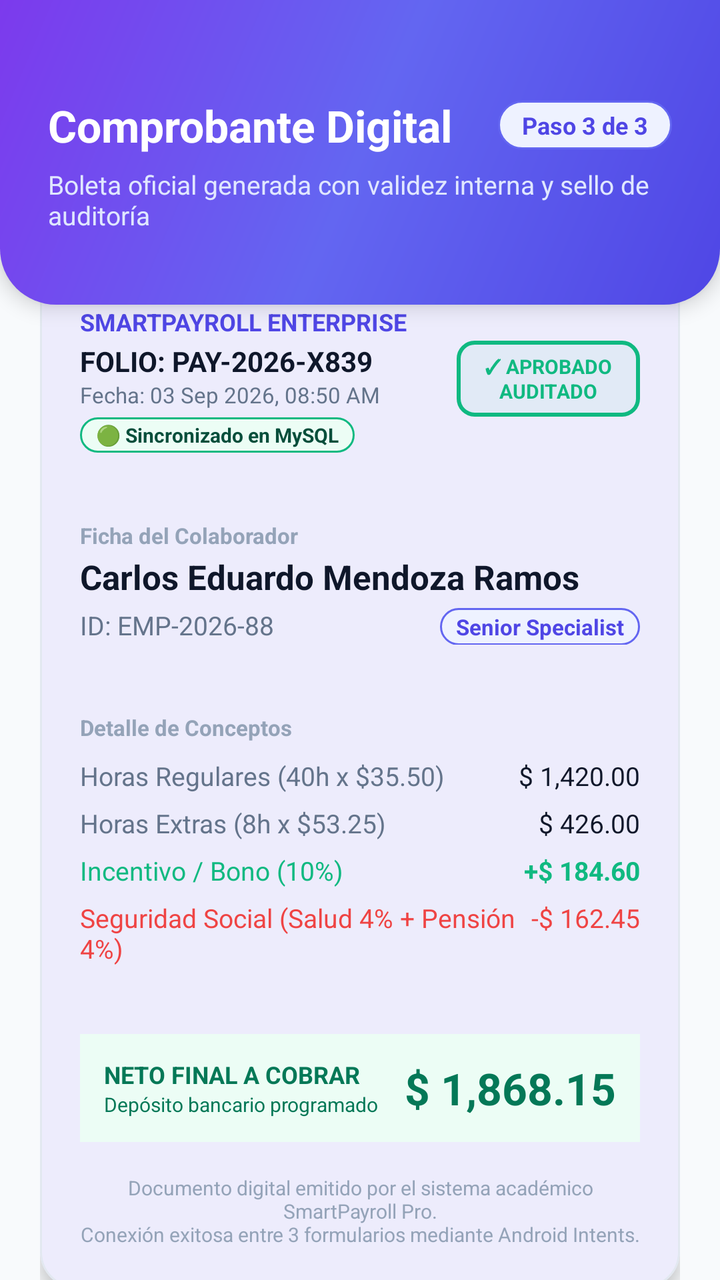
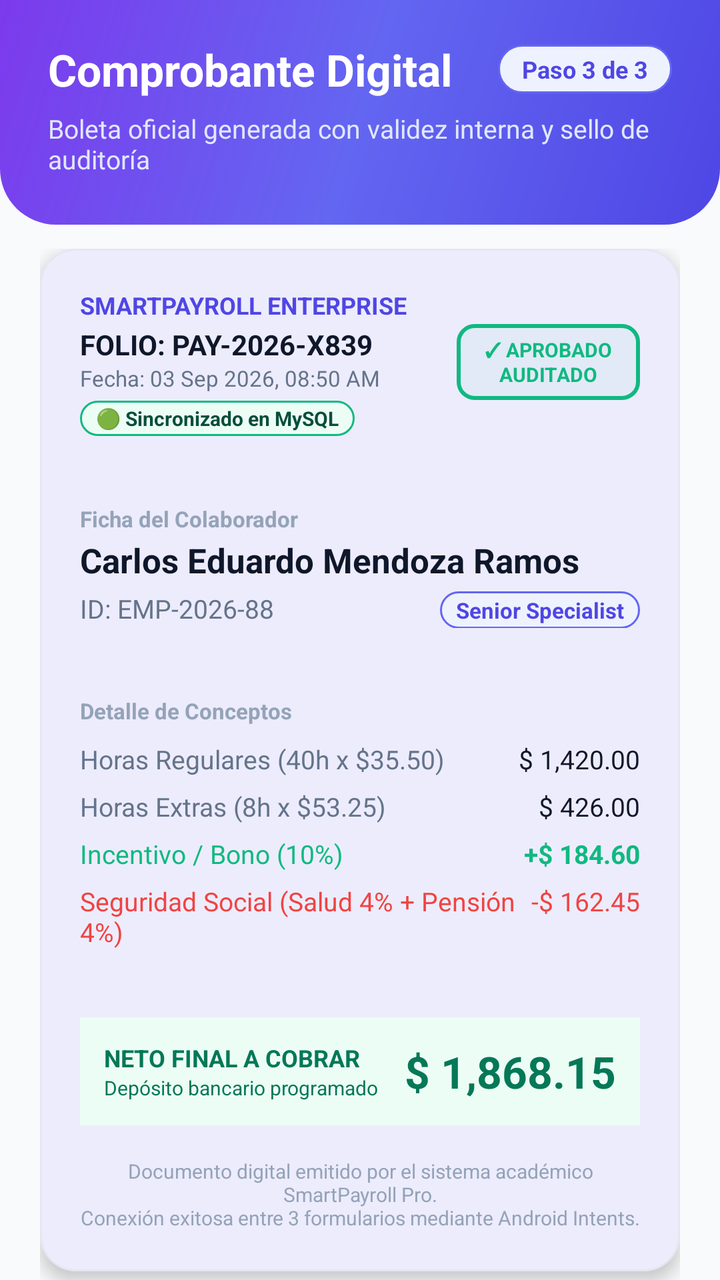

Two renders of the same Android screen: before a commit and after it. Below are the layout's source before the change and the commit's diff.
<!-- AndroidManifest.xml: application theme Theme.Act1Sem3AppsMov -->
<!-- res/layout/activity_voucher.xml -->
<?xml version="1.0" encoding="utf-8"?>
<androidx.coordinatorlayout.widget.CoordinatorLayout xmlns:android="http://schemas.android.com/apk/res/android"
    xmlns:app="http://schemas.android.com/apk/res-auto"
    xmlns:tools="http://schemas.android.com/tools"
    android:layout_width="match_parent"
    android:layout_height="match_parent"
    android:background="@color/background_light"
    tools:context=".VoucherActivity">

    <androidx.core.widget.NestedScrollView
        android:layout_width="match_parent"
        android:layout_height="match_parent"
        android:fillViewport="true">

        <LinearLayout
            android:layout_width="match_parent"
            android:layout_height="wrap_content"
            android:orientation="vertical">

            
            <LinearLayout
                android:layout_width="match_parent"
                android:layout_height="wrap_content"
                android:background="@drawable/bg_gradient_header"
                android:elevation="6dp"
                android:orientation="vertical"
                android:paddingHorizontal="24dp"
                android:paddingTop="48dp"
                android:paddingBottom="36dp">

                <LinearLayout
                    android:layout_width="match_parent"
                    android:layout_height="wrap_content"
                    android:gravity="center_vertical"
                    android:orientation="horizontal">

                    <TextView
                        android:layout_width="0dp"
                        android:layout_height="wrap_content"
                        android:layout_weight="1"
                        android:text="Comprobante Digital"
                        android:textColor="@color/white"
                        android:textSize="22sp"
                        android:textStyle="bold" />

                    <TextView
                        android:layout_width="wrap_content"
                        android:layout_height="wrap_content"
                        android:background="@drawable/bg_pill_badge"
                        android:paddingHorizontal="12dp"
                        android:paddingVertical="4dp"
                        android:text="Paso 3 de 3"
                        android:textColor="@color/primary"
                        android:textSize="12sp"
                        android:textStyle="bold" />
                </LinearLayout>

                <TextView
                    android:layout_width="wrap_content"
                    android:layout_height="wrap_content"
                    android:layout_marginTop="6dp"
                    android:text="Boleta oficial generada con validez interna y sello de auditoría"
                    android:textColor="#E0E7FF"
                    android:textSize="13sp" />
            </LinearLayout>

            
            <LinearLayout
                android:layout_width="match_parent"
                android:layout_height="wrap_content"
                android:layout_marginTop="-20dp"
                android:orientation="vertical"
                android:paddingHorizontal="20dp"
                android:paddingBottom="28dp">

                <com.google.android.material.card.MaterialCardView
                    style="@style/CardModern"
                    android:layout_width="match_parent"
                    android:layout_height="wrap_content"
                    app:cardElevation="5dp">

                    <LinearLayout
                        android:layout_width="match_parent"
                        android:layout_height="wrap_content"
                        android:orientation="vertical"
                        android:padding="20dp">

                        
                        <LinearLayout
                            android:layout_width="match_parent"
                            android:layout_height="wrap_content"
                            android:gravity="center_vertical"
                            android:orientation="horizontal">

                            <LinearLayout
                                android:layout_width="0dp"
                                android:layout_height="wrap_content"
                                android:layout_weight="1"
                                android:orientation="vertical">

                                <TextView
                                    android:layout_width="wrap_content"
                                    android:layout_height="wrap_content"
                                    android:text="SMARTPAYROLL ENTERPRISE"
                                    android:textColor="@color/primary"
                                    android:textSize="12sp"
                                    android:textStyle="bold" />

                                <TextView
                                    android:id="@+id/tvVoucherFolio"
                                    android:layout_width="wrap_content"
                                    android:layout_height="wrap_content"
                                    android:layout_marginTop="2dp"
                                    android:text="FOLIO: PAY-2026-X839"
                                    android:textColor="@color/text_primary"
                                    android:textSize="14sp"
                                    android:textStyle="bold" />

                                <TextView
                                    android:id="@+id/tvIssueDate"
                                    android:layout_width="wrap_content"
                                    android:layout_height="wrap_content"
                                    android:text="Fecha: 03 Sep 2026, 08:50 AM"
                                    android:textColor="@color/text_secondary"
                                    android:textSize="11sp" />

                                <TextView
                                    android:id="@+id/tvVoucherSyncStatus"
                                    android:layout_width="wrap_content"
                                    android:layout_height="wrap_content"
                                    android:layout_marginTop="4dp"
                                    android:background="@drawable/bg_pill_badge_emerald"
                                    android:paddingHorizontal="8dp"
                                    android:paddingVertical="2dp"
                                    android:text="🟢 Sincronizado en MySQL"
                                    android:textColor="@color/on_accent_emerald"
                                    android:textSize="10sp"
                                    android:textStyle="bold" />
                            </LinearLayout>

                            
                            <TextView
                                android:id="@+id/tvApprovedStamp"
                                android:layout_width="wrap_content"
                                android:layout_height="wrap_content"
                                android:background="@drawable/bg_stamp_approved"
                                android:text="✓ APROBADO\nAUDITADO"
                                android:textAlignment="center"
                                android:textColor="@color/secondary"
                                android:textSize="10sp"
                                android:textStyle="bold" />
                        </LinearLayout>

                        
                        <View
                            android:layout_width="match_parent"
                            android:layout_height="2dp"
                            android:layout_marginVertical="16dp"
                            android:background="@drawable/bg_dashed_line" />

                        
                        <TextView
                            android:layout_width="wrap_content"
                            android:layout_height="wrap_content"
                            android:text="Ficha del Colaborador"
                            android:textColor="@color/text_tertiary"
                            android:textSize="11sp"
                            android:textStyle="bold" />

                        <TextView
                            android:id="@+id/tvVoucherFullName"
                            android:layout_width="wrap_content"
                            android:layout_height="wrap_content"
                            android:layout_marginTop="2dp"
                            android:text="Carlos Eduardo Mendoza Ramos"
                            android:textColor="@color/text_primary"
                            android:textSize="17sp"
                            android:textStyle="bold" />

                        <LinearLayout
                            android:layout_width="match_parent"
                            android:layout_height="wrap_content"
                            android:layout_marginTop="4dp"
                            android:orientation="horizontal">

                            <TextView
                                android:id="@+id/tvVoucherCode"
                                android:layout_width="0dp"
                                android:layout_height="wrap_content"
                                android:layout_weight="1"
                                android:text="ID: EMP-2026-88"
                                android:textColor="@color/text_secondary"
                                android:textSize="13sp" />

                            <TextView
                                android:id="@+id/tvVoucherRank"
                                android:layout_width="wrap_content"
                                android:layout_height="wrap_content"
                                android:background="@drawable/bg_pill_badge"
                                android:paddingHorizontal="8dp"
                                android:paddingVertical="2dp"
                                android:text="Senior Specialist"
                                android:textColor="@color/primary"
                                android:textSize="11sp"
                                android:textStyle="bold" />
                        </LinearLayout>

                        
                        <View
                            android:layout_width="match_parent"
                            android:layout_height="2dp"
                            android:layout_marginVertical="16dp"
                            android:background="@drawable/bg_dashed_line" />

                        
                        <TextView
                            android:layout_width="wrap_content"
                            android:layout_height="wrap_content"
                            android:text="Detalle de Conceptos"
                            android:textColor="@color/text_tertiary"
                            android:textSize="11sp"
                            android:textStyle="bold" />

                        
                        <LinearLayout
                            android:layout_width="match_parent"
                            android:layout_height="wrap_content"
                            android:layout_marginTop="8dp"
                            android:orientation="horizontal">

                            <TextView
                                android:id="@+id/tvConceptRegularLabel"
                                android:layout_width="0dp"
                                android:layout_height="wrap_content"
                                android:layout_weight="1"
                                android:text="Horas Regulares (40h x $35.50)"
                                android:textColor="@color/text_secondary"
                                android:textSize="13sp" />

                            <TextView
                                android:id="@+id/tvConceptRegularPay"
                                android:layout_width="wrap_content"
                                android:layout_height="wrap_content"
                                android:text="$ 1,420.00"
                                android:textColor="@color/text_primary"
                                android:textSize="13sp" />
                        </LinearLayout>

                        
                        <LinearLayout
                            android:layout_width="match_parent"
                            android:layout_height="wrap_content"
                            android:layout_marginTop="6dp"
                            android:orientation="horizontal">

                            <TextView
                                android:id="@+id/tvConceptOvertimeLabel"
                                android:layout_width="0dp"
                                android:layout_height="wrap_content"
                                android:layout_weight="1"
                                android:text="Horas Extras (8h x $53.25)"
                                android:textColor="@color/text_secondary"
                                android:textSize="13sp" />

                            <TextView
                                android:id="@+id/tvConceptOvertimePay"
                                android:layout_width="wrap_content"
                                android:layout_height="wrap_content"
                                android:text="$ 426.00"
                                android:textColor="@color/text_primary"
                                android:textSize="13sp" />
                        </LinearLayout>

                        
                        <LinearLayout
                            android:layout_width="match_parent"
                            android:layout_height="wrap_content"
                            android:layout_marginTop="6dp"
                            android:orientation="horizontal">

                            <TextView
                                android:id="@+id/tvConceptBonusLabel"
                                android:layout_width="0dp"
                                android:layout_height="wrap_content"
                                android:layout_weight="1"
                                android:text="Incentivo / Bono (10%)"
                                android:textColor="@color/secondary"
                                android:textSize="13sp" />

                            <TextView
                                android:id="@+id/tvConceptBonusPay"
                                android:layout_width="wrap_content"
                                android:layout_height="wrap_content"
                                android:text="+$ 184.60"
                                android:textColor="@color/secondary"
                                android:textSize="13sp"
                                android:textStyle="bold" />
                        </LinearLayout>

                        
                        <LinearLayout
                            android:layout_width="match_parent"
                            android:layout_height="wrap_content"
                            android:layout_marginTop="6dp"
                            android:orientation="horizontal">

                            <TextView
                                android:layout_width="0dp"
                                android:layout_height="wrap_content"
                                android:layout_weight="1"
                                android:text="Seguridad Social (Salud 4% + Pensión 4%)"
                                android:textColor="@color/danger"
                                android:textSize="13sp" />

                            <TextView
                                android:id="@+id/tvConceptDeductions"
                                android:layout_width="wrap_content"
                                android:layout_height="wrap_content"
                                android:text="-$ 162.45"
                                android:textColor="@color/danger"
                                android:textSize="13sp" />
                        </LinearLayout>

                        
                        <View
                            android:layout_width="match_parent"
                            android:layout_height="2dp"
                            android:layout_marginVertical="16dp"
                            android:background="@drawable/bg_dashed_line" />

                        
                        <LinearLayout
                            android:layout_width="match_parent"
                            android:layout_height="wrap_content"
                            android:background="@color/secondary_light"
                            android:gravity="center_vertical"
                            android:orientation="horizontal"
                            android:padding="12dp">

                            <LinearLayout
                                android:layout_width="0dp"
                                android:layout_height="wrap_content"
                                android:layout_weight="1"
                                android:orientation="vertical">

                                <TextView
                                    android:layout_width="wrap_content"
                                    android:layout_height="wrap_content"
                                    android:text="NETO FINAL A COBRAR"
                                    android:textColor="@color/secondary_dark"
                                    android:textSize="12sp"
                                    android:textStyle="bold" />

                                <TextView
                                    android:layout_width="wrap_content"
                                    android:layout_height="wrap_content"
                                    android:text="Depósito bancario programado"
                                    android:textColor="@color/secondary_dark"
                                    android:textSize="10sp" />
                            </LinearLayout>

                            <TextView
                                android:id="@+id/tvVoucherNetPay"
                                android:layout_width="wrap_content"
                                android:layout_height="wrap_content"
                                android:text="$ 1,868.15"
                                android:textColor="@color/secondary_dark"
                                android:textSize="22sp"
                                android:textStyle="bold" />
                        </LinearLayout>

                        <TextView
                            android:layout_width="match_parent"
                            android:layout_height="wrap_content"
                            android:layout_marginTop="16dp"
                            android:gravity="center"
                            android:text="Documento digital emitido por el sistema académico SmartPayroll Pro.\nConexión exitosa entre 3 formularios mediante Android Intents."
                            android:textColor="@color/text_tertiary"
                            android:textSize="10sp" />

                    </LinearLayout>
                </com.google.android.material.card.MaterialCardView>

                
                <LinearLayout
                    android:layout_width="match_parent"
                    android:layout_height="wrap_content"
                    android:layout_marginTop="16dp"
                    android:orientation="vertical">

                    
                    <com.google.android.material.button.MaterialButton
                        android:id="@+id/btnDownloadReceipt"
                        style="@style/ButtonRounded"
                        android:layout_width="match_parent"
                        android:layout_height="56dp"
                        android:text="📥 Descargar Boleta (.txt)"
                        android:textSize="15sp"
                        app:backgroundTint="@color/primary" />

                    
                    <com.google.android.material.button.MaterialButton
                        android:id="@+id/btnShareReceipt"
                        style="@style/ButtonRounded"
                        android:layout_width="match_parent"
                        android:layout_height="56dp"
                        android:layout_marginTop="8dp"
                        android:text="📲 Compartir Comprobante"
                        android:textSize="15sp"
                        app:backgroundTint="@color/secondary" />

                    
                    <com.google.android.material.button.MaterialButton
                        android:id="@+id/btnRestart"
                        style="@style/ButtonRounded.Secondary"
                        android:layout_width="match_parent"
                        android:layout_height="wrap_content"
                        android:layout_marginTop="8dp"
                        android:text="🔄 Nuevo Registro (Paso 1)"
                        android:textColor="@color/primary"
                        android:textSize="14sp" />

                    
                    <com.google.android.material.button.MaterialButton
                        android:id="@+id/btnGoToDashboard"
                        style="@style/ButtonRounded.Secondary"
                        android:layout_width="match_parent"
                        android:layout_height="wrap_content"
                        android:layout_marginTop="8dp"
                        android:text="📊 Volver al Dashboard Central"
                        android:textColor="@color/primary_dark"
                        android:textSize="14sp" />

                    
                    <com.google.android.material.button.MaterialButton
                        android:id="@+id/btnEditPayroll"
                        style="@style/ButtonRounded.Outlined"
                        android:layout_width="match_parent"
                        android:layout_height="wrap_content"
                        android:layout_marginTop="8dp"
                        android:text="✏️ Modificar Liquidación Completa"
                        android:textColor="@color/primary"
                        android:textSize="14sp" />
                </LinearLayout>

            </LinearLayout>
        </LinearLayout>
    </androidx.core.widget.NestedScrollView>

</androidx.coordinatorlayout.widget.CoordinatorLayout>
<!-- resources referenced by this layout -->
<resources>
  <color name="background_light">#F8FAFC</color>
  <color name="danger">#EF4444</color>
  <color name="on_accent_emerald">#064E3B</color>
  <color name="primary">#4F46E5</color>
  <color name="primary_dark">#3730A3</color>
  <color name="secondary">#10B981</color>
  <color name="secondary_dark">#047857</color>
  <color name="secondary_light">#ECFDF5</color>
  <color name="text_primary">#0F172A</color>
  <color name="text_secondary">#64748B</color>
  <color name="text_tertiary">#94A3B8</color>
  <color name="white">#FFFFFFFF</color>
  <!-- drawable bg_dashed_line (drawable) -->
  <?xml version="1.0" encoding="utf-8"?>
  <shape xmlns:android="http://schemas.android.com/apk/res/android"
      android:shape="line">
      <stroke
          android:width="2dp"
          android:color="#CBD5E1"
          android:dashWidth="8dp"
          android:dashGap="6dp" />
  </shape>
  <!-- drawable bg_gradient_header (drawable) -->
  <?xml version="1.0" encoding="utf-8"?>
  <shape xmlns:android="http://schemas.android.com/apk/res/android"
      android:shape="rectangle">
      <gradient
          android:angle="135"
          android:startColor="#4F46E5"
          android:centerColor="#6366F1"
          android:endColor="#7C3AED"
          android:type="linear" />
      <corners
          android:bottomLeftRadius="28dp"
          android:bottomRightRadius="28dp" />
  </shape>
  <!-- drawable bg_pill_badge (drawable) -->
  <?xml version="1.0" encoding="utf-8"?>
  <shape xmlns:android="http://schemas.android.com/apk/res/android"
      android:shape="rectangle">
      <solid android:color="@color/primary_light" />
      <stroke
          android:width="1dp"
          android:color="@color/border_focus" />
      <corners android:radius="50dp" />
  </shape>
  <!-- drawable bg_pill_badge_emerald (drawable) -->
  <?xml version="1.0" encoding="utf-8"?>
  <shape xmlns:android="http://schemas.android.com/apk/res/android"
      android:shape="rectangle">
      <solid android:color="@color/secondary_light" />
      <stroke
          android:width="1dp"
          android:color="@color/secondary" />
      <corners android:radius="50dp" />
  </shape>
  <!-- drawable bg_stamp_approved (drawable) -->
  <?xml version="1.0" encoding="utf-8"?>
  <shape xmlns:android="http://schemas.android.com/apk/res/android"
      android:shape="rectangle">
      <solid android:color="#0D10B981" />
      <stroke
          android:width="2dp"
          android:color="@color/secondary" />
      <corners android:radius="8dp" />
      <padding
          android:bottom="6dp"
          android:left="14dp"
          android:right="14dp"
          android:top="6dp" />
  </shape>
  <style name="ButtonRounded" parent="Widget.Material3.Button">
          <item name="cornerRadius">14dp</item>
          <item name="android:textStyle">bold</item>
      </style>
  <style name="ButtonRounded.Outlined" parent="Widget.Material3.Button.OutlinedButton">
          <item name="cornerRadius">14dp</item>
          <item name="android:textStyle">bold</item>
          <item name="strokeColor">@color/primary</item>
      </style>
  <style name="ButtonRounded.Secondary" parent="Widget.Material3.Button.TonalButton">
          <item name="cornerRadius">14dp</item>
          <item name="android:textStyle">bold</item>
      </style>
  <style name="CardModern" parent="Widget.Material3.CardView.Elevated">
          <item name="cardCornerRadius">18dp</item>
          <item name="cardElevation">3dp</item>
          <item name="strokeColor">@color/border_subtle</item>
          <item name="strokeWidth">1dp</item>
          <item name="cardBackgroundColor">@color/surface_white</item>
      </style>
  <style name="Theme.Act1Sem3AppsMov" parent="Base.Theme.Act1Sem3AppsMov" />
  <color name="primary_light">#EEF2FF</color>
  <color name="border_focus">#6366F1</color>
  <color name="border_subtle">#E2E8F0</color>
  <color name="surface_white">#FFFFFF</color>
  <color name="on_primary">#FFFFFF</color>
  <color name="primary_container">#E0E7FF</color>
  <color name="on_secondary">#FFFFFF</color>
  <color name="accent_amber">#F59E0B</color>
  <!-- unchanged entries left out for length: 1 -->
</resources>

<!-- the commit's change to res/layout/activity_voucher.xml (unified diff, before → after) -->
@@ -10,23 +10,26 @@
     <androidx.core.widget.NestedScrollView
         android:layout_width="match_parent"
         android:layout_height="match_parent"
+        android:clipToPadding="false"
         android:fillViewport="true">
 
         <LinearLayout
+            android:id="@+id/llVoucherContent"
             android:layout_width="match_parent"
             android:layout_height="wrap_content"
-            android:orientation="vertical">
+            android:orientation="vertical"
+            android:paddingBottom="28dp">
 
             
             <LinearLayout
+                android:id="@+id/llHeader"
                 android:layout_width="match_parent"
                 android:layout_height="wrap_content"
                 android:background="@drawable/bg_gradient_header"
-                android:elevation="6dp"
                 android:orientation="vertical"
                 android:paddingHorizontal="24dp"
-                android:paddingTop="48dp"
-                android:paddingBottom="36dp">
+                android:paddingTop="20dp"
+                android:paddingBottom="24dp">
 
                 <LinearLayout
                     android:layout_width="match_parent"
@@ -68,7 +71,7 @@
             <LinearLayout
                 android:layout_width="match_parent"
                 android:layout_height="wrap_content"
-                android:layout_marginTop="-20dp"
+                android:layout_marginTop="12dp"
                 android:orientation="vertical"
                 android:paddingHorizontal="20dp"
                 android:paddingBottom="28dp">
